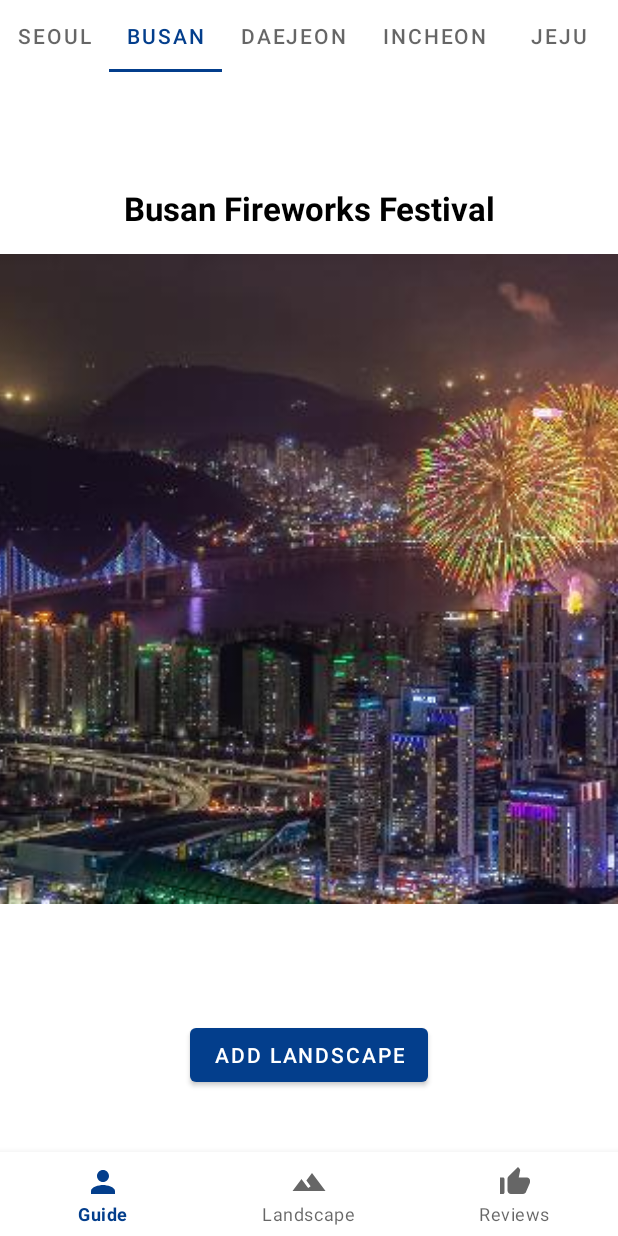
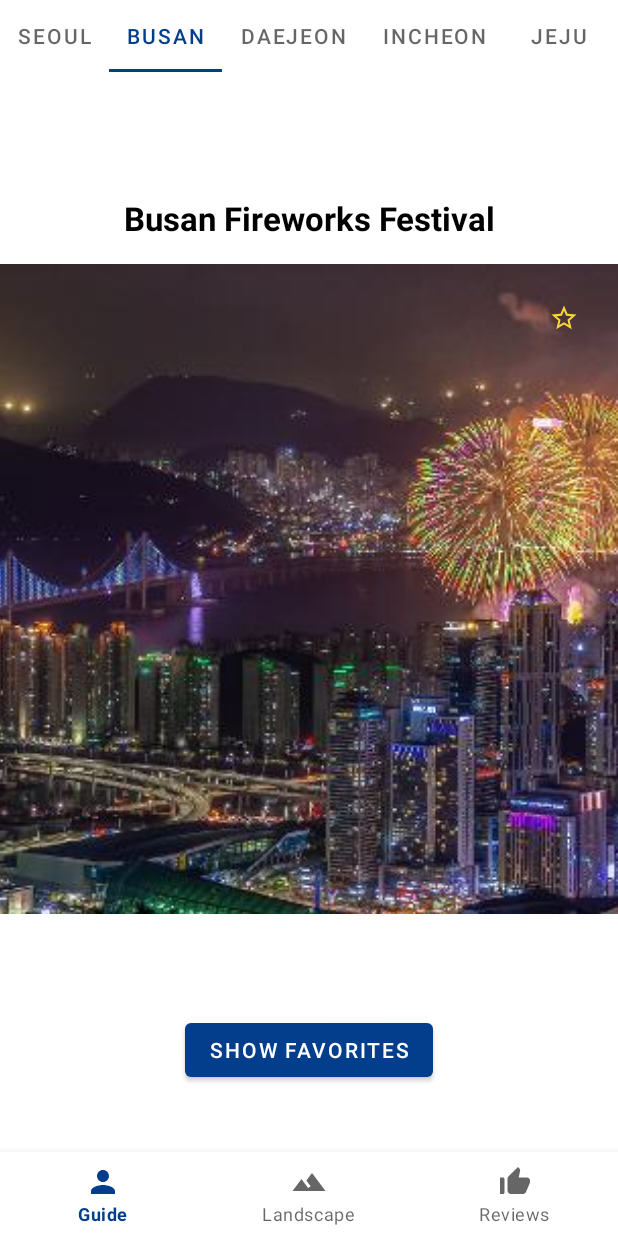
Before and after one commit to jiwonnee/StarTrail, an Android app: the LandscapeFragment screen opened through its navigation route, tab 2 chosen, on a phone screen of 412 x 824 dp. Run offline under Robolectric (Android 15) with nearby library versions, the phone set to English and light mode, and no system bars; our stand-ins replace navigation-ui.

Commit message:
2nd tap with favorites & map
- map 작동 확인 필요

```diff
--- a/app/src/main/java/com/example/tg/MainActivity.kt
+++ b/app/src/main/java/com/example/tg/MainActivity.kt
@@ -9,7 +9,7 @@ import androidx.navigation.ui.setupActionBarWithNavController
 import androidx.navigation.ui.setupWithNavController
 import com.example.tg.databinding.ActivityMainBinding
 
-class MainActivity : AppCompatActivity() {
+open class MainActivity : AppCompatActivity() {
 
     private lateinit var binding: ActivityMainBinding
 
--- a/app/src/main/java/com/example/tg/ui/guide/ProfileDetailActivity.kt
+++ b/app/src/main/java/com/example/tg/ui/guide/ProfileDetailActivity.kt
@@ -1,13 +1,13 @@
 package com.example.tg.ui.profile
 
 import android.os.Bundle
-import androidx.appcompat.app.AppCompatActivity
 import com.example.tg.databinding.ActivityProfileDetailBinding
 import com.example.tg.R
 import android.content.Intent
 import android.net.Uri
+import com.example.tg.MainActivity
 
-class ProfileDetailActivity : AppCompatActivity() {
+class ProfileDetailActivity : MainActivity() {
 
     private lateinit var binding: ActivityProfileDetailBinding
 
--- a/app/src/main/java/com/example/tg/ui/landscape/ImageFragment.kt
+++ b/app/src/main/java/com/example/tg/ui/landscape/ImageFragment.kt
@@ -1,12 +1,15 @@
 package com.example.tg.ui.landscape
 
+import android.content.Context
 import android.content.Intent
+import android.content.SharedPreferences
 import android.os.Bundle
 import android.view.LayoutInflater
 import android.view.View
 import android.view.ViewGroup
+import android.widget.Toast
+import androidx.core.content.edit
 import androidx.fragment.app.Fragment
-import androidx.fragment.app.commit
 import coil.load
 import coil.request.CachePolicy
 import com.example.tg.R
@@ -15,31 +18,73 @@ import com.example.tg.databinding.FragmentImageBinding
 class ImageFragment : Fragment() {
     private var _binding: FragmentImageBinding? = null
     private val binding get() = _binding!!
+    private lateinit var sharedPreferences: SharedPreferences
+    private var isFavorite = false
+    private lateinit var currentImageUrl: String
+    private lateinit var currentCity: String
 
     override fun onCreateView(
         inflater: LayoutInflater, container: ViewGroup?,
         savedInstanceState: Bundle?
     ): View? {
         _binding = FragmentImageBinding.inflate(inflater, container, false)
-        val imageUrl = arguments?.getString(ARG_IMAGE)
+        sharedPreferences = requireContext().getSharedPreferences("favorites_prefs", Context.MODE_PRIVATE)
+        currentImageUrl = arguments?.getString(ARG_IMAGE) ?: ""
+        currentCity = arguments?.getString(ARG_CITY) ?: ""
 
         // 파일 이름에서 확장자를 제거한 후 설정
-        val fileName = imageUrl?.substringAfterLast('/')?.substringBeforeLast('.')
+        val fileName = currentImageUrl.substringAfterLast('/').substringBeforeLast('.')
         binding.imageTitle.text = fileName
 
-        binding.imageView.load("file:///android_asset/$imageUrl") {
+        binding.imageView.load("file:///android_asset/$currentImageUrl") {
             crossfade(true)
             memoryCachePolicy(CachePolicy.ENABLED)
         }
 
+        isFavorite = checkIfFavorite(currentCity, currentImageUrl)
+        updateStarIcon()
+
+        binding.btnFavorite.setOnClickListener {
+            isFavorite = !isFavorite
+            updateFavoriteStatus(currentCity, currentImageUrl, isFavorite)
+            updateStarIcon()
+        }
+
         binding.imageView.setOnClickListener {
             val intent = Intent(context, ImageInfoActivity::class.java).apply {
-                putExtra(ImageInfoActivity.ARG_IMAGE, imageUrl)
+                putExtra(ImageInfoActivity.ARG_IMAGE, currentImageUrl)
                 putExtra(ImageInfoActivity.ARG_TITLE, fileName)
             }
             startActivity(intent)
         }
         return binding.root
+    }
+
+    private fun updateStarIcon() {
+        if (isFavorite) {
+            binding.btnFavorite.setImageResource(R.drawable.ic_star)
+        } else {
+            binding.btnFavorite.setImageResource(R.drawable.ic_star_border)
+        }
+    }
+
+    private fun updateFavoriteStatus(city: String, imageUrl: String, isFavorite: Boolean) {
+        val favoritesKey = "${KEY_FAVORITES}_$city"
+        val favorites = sharedPreferences.getStringSet(favoritesKey, mutableSetOf())?.toMutableSet() ?: mutableSetOf()
+        if (isFavorite) {
+            favorites.add(imageUrl)
+            Toast.makeText(context, "Added to favorites", Toast.LENGTH_SHORT).show()
+        } else {
+            favorites.remove(imageUrl)
+            Toast.makeText(context, "Removed from favorites", Toast.LENGTH_SHORT).show()
+        }
+        sharedPreferences.edit { putStringSet(favoritesKey, favorites) }
+    }
+
+    private fun checkIfFavorite(city: String, imageUrl: String): Boolean {
+        val favoritesKey = "${KEY_FAVORITES}_$city"
+        val favorites = sharedPreferences.getStringSet(favoritesKey, emptySet()) ?: return false
+        return favorites.contains(imageUrl)
     }
 
     override fun onDestroyView() {
@@ -49,10 +94,13 @@ class ImageFragment : Fragment() {
 
     companion object {
         private const val ARG_IMAGE = "image"
+        private const val ARG_CITY = "city"
+        const val KEY_FAVORITES = "favorites"
 
-        fun newInstance(image: String) = ImageFragment().apply {
+        fun newInstance(image: String, city: String) = ImageFragment().apply {
             arguments = Bundle().apply {
                 putString(ARG_IMAGE, image)
+                putString(ARG_CITY, city)
             }
         }
     }
--- a/app/src/main/java/com/example/tg/ui/landscape/ImagePagerAdapter.kt
+++ b/app/src/main/java/com/example/tg/ui/landscape/ImagePagerAdapter.kt
@@ -3,10 +3,10 @@ package com.example.tg.ui.landscape
 import androidx.fragment.app.Fragment
 import androidx.viewpager2.adapter.FragmentStateAdapter
 
-class ImagePagerAdapter(fragment: Fragment, private val images: List<String>) : FragmentStateAdapter(fragment) {
+class ImagePagerAdapter(fragment: Fragment, private val images: List<String>, private val city: String) : FragmentStateAdapter(fragment) {
     override fun getItemCount(): Int = images.size
 
     override fun createFragment(position: Int): Fragment {
-        return ImageFragment.newInstance(images[position])
+        return ImageFragment.newInstance(images[position], city)
     }
 }
--- a/app/src/main/java/com/example/tg/ui/landscape/LandscapeFragment.kt
+++ b/app/src/main/java/com/example/tg/ui/landscape/LandscapeFragment.kt
@@ -1,20 +1,15 @@
 package com.example.tg.ui.landscape
 
-import android.content.Intent
-import android.net.Uri
+import android.content.SharedPreferences
 import android.os.Bundle
-import android.provider.Settings
 import android.view.LayoutInflater
 import android.view.View
 import android.view.ViewGroup
-import android.widget.EditText
-import android.widget.Toast
-import androidx.appcompat.app.AlertDialog
-import androidx.core.content.ContextCompat
+import androidx.core.content.edit
 import androidx.fragment.app.Fragment
 import androidx.viewpager2.widget.ViewPager2
+import com.example.tg.R
 import com.example.tg.databinding.FragmentLandscapeBinding
-import com.google.android.material.dialog.MaterialAlertDialogBuilder
 import com.google.android.material.tabs.TabLayout
 import java.io.IOException
 
@@ -22,6 +17,9 @@ class LandscapeFragment : Fragment() {
 
     private var _binding: FragmentLandscapeBinding? = null
     private val binding get() = _binding!!
+    private lateinit var sharedPreferences: SharedPreferences
+    private var showFavorites = false
+    private val cities = listOf("Seoul", "Busan", "Daejeon", "Incheon", "Jeju")
 
     override fun onCreateView(
         inflater: LayoutInflater, container: ViewGroup?,
@@ -30,10 +28,10 @@ class LandscapeFragment : Fragment() {
         _binding = FragmentLandscapeBinding.inflate(inflater, container, false)
         val root: View = binding.root
 
-        val cities = listOf("Seoul", "Busan", "Daejeon", "Incheon", "Jeju")
+        sharedPreferences = requireContext().getSharedPreferences("favorites_prefs", 0)
 
         // Initialize ViewPager for images with the first city's images
-        val imageAdapter = ImagePagerAdapter(this, getImagesFromAssets(cities[0]))
+        val imageAdapter = ImagePagerAdapter(this, getImagesFromAssets(cities[0]), cities[0])
         binding.imageViewPager.adapter = imageAdapter
         binding.imageViewPager.orientation = ViewPager2.ORIENTATION_VERTICAL
 
@@ -47,8 +45,7 @@ class LandscapeFragment : Fragment() {
             override fun onTabSelected(tab: TabLayout.Tab?) {
                 tab?.let {
                     val selectedCity = cities[it.position]
-                    val images = getImagesFromAssets(selectedCity)
-                    binding.imageViewPager.adapter = ImagePagerAdapter(this@LandscapeFragment, images)
+                    updateImages(selectedCity)
                 }
             }
 
@@ -56,42 +53,35 @@ class LandscapeFragment : Fragment() {
             override fun onTabReselected(tab: TabLayout.Tab?) {}
         })
 
-        binding.btnAddLandscape.setOnClickListener {
-            // You can add your action here for adding landscape
+        binding.btnFavoriteFilter.setOnClickListener {
+            showFavorites = !showFavorites
+            val selectedCity = cities[binding.tabLayout.selectedTabPosition]
+            updateImages(selectedCity)
+            if (showFavorites) {
+                binding.btnFavoriteFilter.text = "Show All"
+            } else {
+                binding.btnFavoriteFilter.text = "Show Favorites"
+            }
         }
 
         return root
     }
 
-    private fun showSettingsDialog() {
-        AlertDialog.Builder(requireContext())
-            .setTitle("권한 필요")
-            .setMessage("앱 설정에서 권한을 부여해주세요.")
-            .setPositiveButton("설정으로 이동") { dialog, _ ->
-                dialog.dismiss()
-                val intent = Intent(Settings.ACTION_APPLICATION_DETAILS_SETTINGS)
-                val uri = Uri.fromParts("package", requireContext().packageName, null)
-                intent.data = uri
-                startActivity(intent)
-            }
-            .setNegativeButton("취소") { dialog, _ ->
-                dialog.dismiss()
-            }
-            .show()
+    private fun updateImages(city: String) {
+        val images = if (showFavorites) getFavoriteImages(city) else getImagesFromAssets(city)
+        if (images.isEmpty()) {
+            binding.emptyFavoritesText.visibility = View.VISIBLE
+            binding.imageViewPager.visibility = View.GONE
+        } else {
+            binding.emptyFavoritesText.visibility = View.GONE
+            binding.imageViewPager.visibility = View.VISIBLE
+            binding.imageViewPager.adapter = ImagePagerAdapter(this, images, city)
+        }
     }
 
-    private fun showAddLandscapeDialog(imageUri: Uri?) {
-        val editText = EditText(requireContext())
-        MaterialAlertDialogBuilder(requireContext())
-            .setTitle("Add Landscape Name")
-            .setView(editText)
-            .setPositiveButton("Add") { _, _ ->
-                val name = editText.text.toString()
-                // Save the image and name (this part needs to be implemented)
-                // For example, add the new landscape to the cityImages map and update the adapter
-            }
-            .setNegativeButton("Cancel", null)
-            .show()
+    private fun getFavoriteImages(city: String): List<String> {
+        val favorites = sharedPreferences.getStringSet("${ImageFragment.KEY_FAVORITES}_$city", emptySet()) ?: return emptyList()
+        return favorites.toList()
     }
 
     private fun getImagesFromAssets(city: String): List<String> {
--- a/app/src/main/res/layout/fragment_image.xml
+++ b/app/src/main/res/layout/fragment_image.xml
@@ -12,12 +12,25 @@
         android:textStyle="bold"
         android:textColor="@android:color/black"
         android:padding="16dp" />
-<!--        android:background="#80000000"-->
 
-    <ImageView
-        android:id="@+id/imageView"
+    <FrameLayout
         android:layout_width="match_parent"
         android:layout_height="0dp"
-        android:layout_weight="1"
-        android:scaleType="centerCrop" />
+        android:layout_weight="1">
+
+        <ImageView
+            android:id="@+id/imageView"
+            android:layout_width="match_parent"
+            android:layout_height="match_parent"
+            android:scaleType="centerCrop" />
+
+        <ImageButton
+            android:id="@+id/btn_favorite"
+            android:layout_width="48dp"
+            android:layout_height="48dp"
+            android:layout_gravity="end|top"
+            android:layout_margin="12dp"
+            android:background="@android:color/transparent"
+            android:src="@drawable/ic_star_border"/>
+    </FrameLayout>
 </LinearLayout>
--- a/app/src/main/res/layout/fragment_landscape.xml
+++ b/app/src/main/res/layout/fragment_landscape.xml
@@ -23,19 +23,30 @@
         app:layout_constraintTop_toBottomOf="@id/tabLayout"
         app:layout_constraintStart_toStartOf="parent"
         app:layout_constraintEnd_toEndOf="parent"
+        app:layout_constraintBottom_toTopOf="@+id/btnFavoriteFilter"
         app:layout_constraintHeight_percent="0.6"
-        android:layout_marginTop="60dp" />
+        android:layout_marginTop="0dp" />
+
+    <TextView
+        android:id="@+id/emptyFavoritesText"
+        android:layout_width="wrap_content"
+        android:layout_height="wrap_content"
+        android:text="Nothing in favorites"
+        android:textSize="18sp"
+        android:gravity="center"
+        android:visibility="gone"
+        app:layout_constraintTop_toBottomOf="@id/tabLayout"
+        app:layout_constraintStart_toStartOf="parent"
+        app:layout_constraintEnd_toEndOf="parent"
+        app:layout_constraintBottom_toTopOf="@+id/btnFavoriteFilter" />
 
     <Button
-        android:id="@+id/btn_add_landscape"
+        android:id="@+id/btnFavoriteFilter"
         android:layout_width="wrap_content"
         android:layout_height="wrap_content"
-        app:layout_constraintTop_toBottomOf="@id/imageViewPager"
         app:layout_constraintBottom_toBottomOf="parent"
         app:layout_constraintStart_toStartOf="parent"
         app:layout_constraintEnd_toEndOf="parent"
-        android:text="Add Landscape"
-        android:layout_marginTop="20dp"
-        android:layout_marginBottom="40dp"/>
-
+        android:text="Show Favorites"
+        android:layout_marginBottom="100dp"/>
 </androidx.constraintlayout.widget.ConstraintLayout>
```
Also changed, not shown: app/build.gradle.kts (+3 -5 lines), app/src/main/AndroidManifest.xml (+10 -0 lines), app/src/main/assets/image_info.json (+75 -25 lines), app/src/main/java/com/example/tg/ui/landscape/ImageInfoActivity.kt (+40 -4 lines), app/src/main/java/com/example/tg/ui/landscape/JsonUtil.kt (+7 -1 lines), app/src/main/res/layout/activity_image_info.xml (+20 -1 lines).
